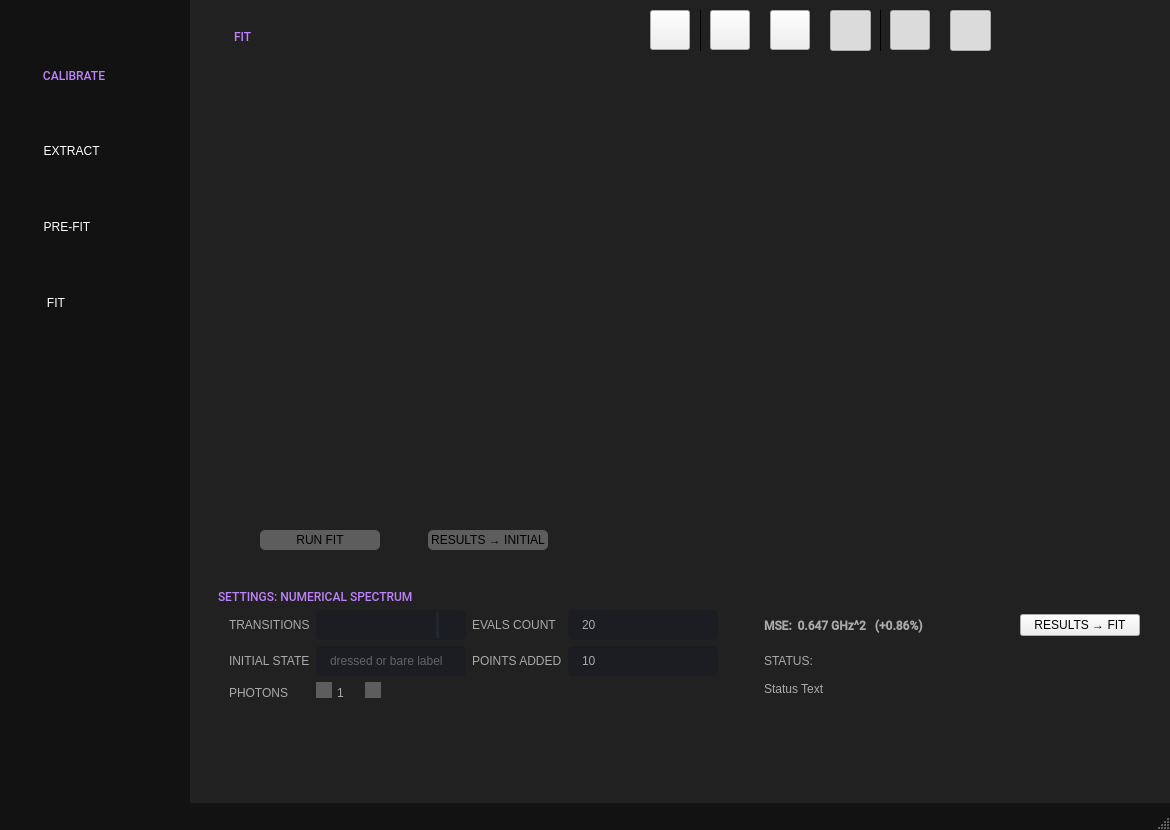
Before: the Qt Designer form resources/ui_window.ui in scqubits/qfit, drawn with Qt 5.
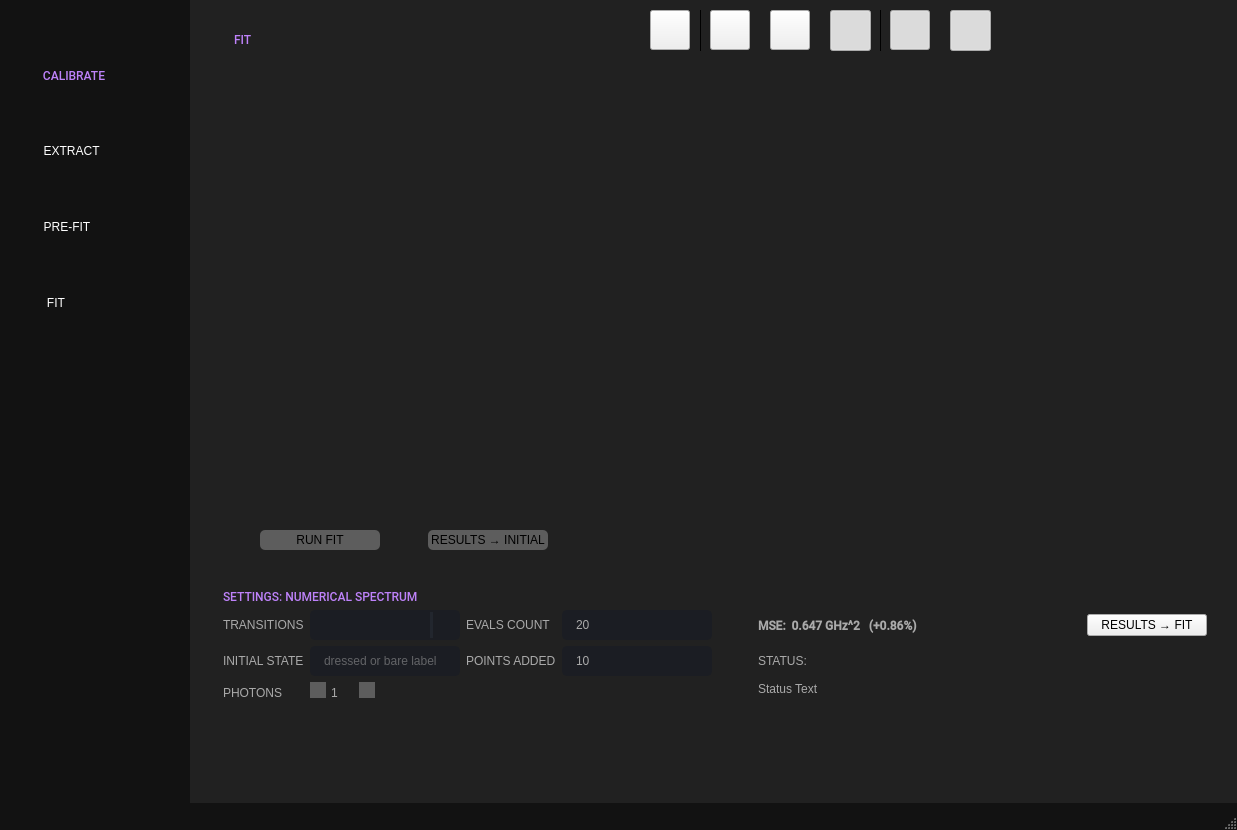
After: the same form once the commit is applied. The open tabs and pages were chosen to show the change. Icons and pictures are not drawn. Custom widgets are drawn as their Qt base class.

Commit message: Implemented question marks

```diff
--- a/resources/ui_window.ui
+++ b/resources/ui_window.ui
@@ -13,7 +13,7 @@
    <rect>
     <x>0</x>
     <y>0</y>
-    <width>1170</width>
+    <width>1237</width>
     <height>784</height>
    </rect>
   </property>
@@ -2988,39 +2988,110 @@
                <number>9</number>
               </property>
               <item>
-               <widget class="QLabel" name="label_7">
-                <property name="sizePolicy">
-                 <sizepolicy hsizetype="Preferred" vsizetype="Preferred">
-                  <horstretch>0</horstretch>
-                  <verstretch>0</verstretch>
-                 </sizepolicy>
-                </property>
-                <property name="font">
-                 <font>
-                  <family>Roboto Medium</family>
-                  <pointsize>11</pointsize>
-                  <weight>7</weight>
-                  <italic>false</italic>
-                  <bold>false</bold>
-                 </font>
-                </property>
-                <property name="styleSheet">
-                 <string notr="true">color: rgb(190, 130, 250);
+               <widget class="QWidget" name="fitTitleWidget" native="true">
+                <layout class="QHBoxLayout" name="horizontalLayout_5">
+                 <property name="spacing">
+                  <number>0</number>
+                 </property>
+                 <property name="leftMargin">
+                  <number>0</number>
+                 </property>
+                 <property name="topMargin">
+                  <number>0</number>
+                 </property>
+                 <property name="rightMargin">
+                  <number>0</number>
+                 </property>
+                 <property name="bottomMargin">
+                  <number>0</number>
+                 </property>
+                 <item>
+                  <widget class="QLabel" name="fitLabel">
+                   <property name="sizePolicy">
+                    <sizepolicy hsizetype="Preferred" vsizetype="Preferred">
+                     <horstretch>0</horstretch>
+                     <verstretch>0</verstretch>
+                    </sizepolicy>
+                   </property>
+                   <property name="minimumSize">
+                    <size>
+                     <width>0</width>
+                     <height>0</height>
+                    </size>
+                   </property>
+                   <property name="maximumSize">
+                    <size>
+                     <width>16777215</width>
+                     <height>16777215</height>
+                    </size>
+                   </property>
+                   <property name="font">
+                    <font>
+                     <family>Roboto Medium</family>
+                     <pointsize>11</pointsize>
+                     <italic>false</italic>
+                     <bold>false</bold>
+                    </font>
+                   </property>
+                   <property name="styleSheet">
+                    <string notr="true">color: rgb(190, 130, 250);
 font: 57 11pt &quot;Roboto Medium&quot;;
 </string>
-                </property>
-                <property name="frameShape">
-                 <enum>QFrame::NoFrame</enum>
-                </property>
-                <property name="text">
-                 <string>FIT</string>
-                </property>
-                <property name="alignment">
-                 <set>Qt::AlignLeading|Qt::AlignLeft|Qt::AlignTop</set>
-                </property>
-                <property name="margin">
-                 <number>3</number>
-                </property>
+                   </property>
+                   <property name="frameShape">
+                    <enum>QFrame::NoFrame</enum>
+                   </property>
+                   <property name="text">
+                    <string>FIT</string>
+                   </property>
+                   <property name="alignment">
+                    <set>Qt::AlignLeading|Qt::AlignLeft|Qt::AlignVCenter</set>
+                   </property>
+                   <property name="margin">
+                    <number>0</number>
+                   </property>
+                   <property name="indent">
+                    <number>0</number>
+                   </property>
+                  </widget>
+                 </item>
+                 <item>
+                  <widget class="QPushButton" name="fitHelpPushButton">
+                   <property name="styleSheet">
+                    <string notr="true">QPushButton {
+    border: none;
+    background: none;
+}</string>
+                   </property>
+                   <property name="text">
+                    <string/>
+                   </property>
+                   <property name="icon">
+                    <iconset resource="resources.qrc">
+                     <normaloff>:/icons/svg/question-circle.svg</normaloff>:/icons/svg/question-circle.svg</iconset>
+                   </property>
+                   <property name="iconSize">
+                    <size>
+                     <width>23</width>
+                     <height>23</height>
+                    </size>
+                   </property>
+                  </widget>
+                 </item>
+                 <item>
+                  <spacer name="horizontalSpacer_5">
+                   <property name="orientation">
+                    <enum>Qt::Horizontal</enum>
+                   </property>
+                   <property name="sizeHint" stdset="0">
+                    <size>
+                     <width>200</width>
+                     <height>20</height>
+                    </size>
+                   </property>
+                  </spacer>
+                 </item>
+                </layout>
                </widget>
               </item>
               <item>
@@ -3059,7 +3130,7 @@
                    <x>0</x>
                    <y>0</y>
                    <width>352</width>
-                   <height>379</height>
+                   <height>375</height>
                   </rect>
                  </property>
                  <layout class="QVBoxLayout" name="verticalLayout_4">
@@ -3807,55 +3878,10 @@
               <enum>QFrame::Raised</enum>
              </property>
              <layout class="QGridLayout" name="gridLayout_3">
-              <item row="1" column="0">
-               <spacer name="horizontalSpacer">
-                <property name="orientation">
-                 <enum>Qt::Horizontal</enum>
-                </property>
-                <property name="sizeType">
-                 <enum>QSizePolicy::Fixed</enum>
-                </property>
-                <property name="sizeHint" stdset="0">
-                 <size>
-                  <width>5</width>
-                  <height>20</height>
-                 </size>
-                </property>
-               </spacer>
-              </item>
+              <property name="spacing">
+               <number>-1</number>
+              </property>
               <item row="3" column="2">
-               <widget class="StateLineEdit" name="initStateLineEdit">
-                <property name="sizePolicy">
-                 <sizepolicy hsizetype="Preferred" vsizetype="Fixed">
-                  <horstretch>0</horstretch>
-                  <verstretch>0</verstretch>
-                 </sizepolicy>
-                </property>
-                <property name="minimumSize">
-                 <size>
-                  <width>150</width>
-                  <height>30</height>
-                 </size>
-                </property>
-                <property name="placeholderText">
-                 <string>dressed or bare label</string>
-                </property>
-               </widget>
-              </item>
-              <item row="1" column="3">
-               <widget class="QLabel" name="label_42">
-                <property name="sizePolicy">
-                 <sizepolicy hsizetype="Fixed" vsizetype="Preferred">
-                  <horstretch>0</horstretch>
-                  <verstretch>0</verstretch>
-                 </sizepolicy>
-                </property>
-                <property name="text">
-                 <string>EVALS COUNT</string>
-                </property>
-               </widget>
-              </item>
-              <item row="1" column="2">
                <widget class="QComboBox" name="subsysComboBox">
                 <property name="sizePolicy">
                  <sizepolicy hsizetype="Preferred" vsizetype="Fixed">
@@ -3871,7 +3897,7 @@
                 </property>
                </widget>
               </item>
-              <item row="1" column="9">
+              <item row="3" column="10">
                <spacer name="horizontalSpacer_8">
                 <property name="orientation">
                  <enum>Qt::Horizontal</enum>
@@ -3887,41 +3913,36 @@
                 </property>
                </spacer>
               </item>
-              <item row="1" column="1">
-               <widget class="QLabel" name="label_44">
-                <property name="sizePolicy">
-                 <sizepolicy hsizetype="Fixed" vsizetype="Preferred">
-                  <horstretch>0</horstretch>
-                  <verstretch>0</verstretch>
-                 </sizepolicy>
+              <item row="3" column="0">
+               <spacer name="horizontalSpacer">
+                <property name="orientation">
+                 <enum>Qt::Horizontal</enum>
                 </property>
-                <property name="text">
-                 <string>TRANSITIONS</string>
+                <property name="sizeType">
+                 <enum>QSizePolicy::Fixed</enum>
                 </property>
-               </widget>
+                <property name="sizeHint" stdset="0">
+                 <size>
+                  <width>5</width>
+                  <height>20</height>
+                 </size>
+                </property>
+               </spacer>
               </item>
-              <item row="1" column="8">
-               <widget class="QLabel" name="mseLabel">
-                <property name="sizePolicy">
-                 <sizepolicy hsizetype="Fixed" vsizetype="Preferred">
-                  <horstretch>0</horstretch>
-                  <verstretch>0</verstretch>
-                 </sizepolicy>
+              <item row="8" column="1">
+               <spacer name="verticalSpacer_5">
+                <property name="orientation">
+                 <enum>Qt::Vertical</enum>
                 </property>
-                <property name="font">
-                 <font>
-                  <family>Roboto Medium</family>
-                  <pointsize>9</pointsize>
-                  <weight>75</weight>
-                  <bold>true</bold>
-                 </font>
+                <property name="sizeHint" stdset="0">
+                 <size>
+                  <width>20</width>
+                  <height>5</height>
+                 </size>
                 </property>
-                <property name="text">
-                 <string>MSE:  0.647 GHz^2   (+0.86%)</string>
-                </property>
-               </widget>
+               </spacer>
               </item>
-              <item row="1" column="6">
+              <item row="3" column="6">
                <spacer name="horizontalSpacer_4">
                 <property name="orientation">
                  <enum>Qt::Horizontal</enum>
@@ -3937,7 +3958,26 @@
                 </property>
                </spacer>
               </item>
-              <item row="1" column="5">
+              <item row="5" column="2">
+               <widget class="StateLineEdit" name="initStateLineEdit">
+                <property name="sizePolicy">
+                 <sizepolicy hsizetype="Preferred" vsizetype="Fixed">
+                  <horstretch>0</horstretch>
+                  <verstretch>0</verstretch>
+                 </sizepolicy>
+                </property>
+                <property name="minimumSize">
+                 <size>
+                  <width>150</width>
+                  <height>30</height>
+                 </size>
+                </property>
+                <property name="placeholderText">
+                 <string>dressed or bare label</string>
+                </property>
+               </widget>
+              </item>
+              <item row="3" column="5">
                <widget class="IntLineEdit" name="evalsCountLineEdit">
                 <property name="sizePolicy">
                  <sizepolicy hsizetype="Preferred" vsizetype="Fixed">
@@ -3956,98 +3996,39 @@
                 </property>
                </widget>
               </item>
-              <item row="3" column="3">
-               <widget class="QLabel" name="label_43">
+              <item row="6" column="2">
+               <widget class="QSpinBox" name="prefitPhotonSpinBox">
                 <property name="sizePolicy">
-                 <sizepolicy hsizetype="Fixed" vsizetype="Preferred">
+                 <sizepolicy hsizetype="Fixed" vsizetype="Fixed">
                   <horstretch>0</horstretch>
                   <verstretch>0</verstretch>
                  </sizepolicy>
                 </property>
-                <property name="text">
-                 <string>POINTS ADDED</string>
-                </property>
-               </widget>
-              </item>
-              <item row="3" column="1">
-               <widget class="QLabel" name="label">
-                <property name="sizePolicy">
-                 <sizepolicy hsizetype="Fixed" vsizetype="Preferred">
-                  <horstretch>0</horstretch>
-                  <verstretch>0</verstretch>
-                 </sizepolicy>
-                </property>
-                <property name="text">
-                 <string>INITIAL STATE</string>
-                </property>
-               </widget>
-              </item>
-              <item row="6" column="1">
-               <spacer name="verticalSpacer_5">
-                <property name="orientation">
-                 <enum>Qt::Vertical</enum>
-                </property>
-                <property name="sizeHint" stdset="0">
+                <property name="minimumSize">
                  <size>
-                  <width>20</width>
-                  <height>5</height>
+                  <width>65</width>
+                  <height>20</height>
                  </size>
                 </property>
-               </spacer>
-              </item>
-              <item row="4" column="8" rowspan="2" colspan="5">
-               <widget class="QLabel" name="statusTextLabel">
-                <property name="text">
-                 <string>Status Text</string>
+                <property name="minimum">
+                 <number>1</number>
                 </property>
-                <property name="alignment">
-                 <set>Qt::AlignLeading|Qt::AlignLeft|Qt::AlignTop</set>
-                </property>
-                <property name="wordWrap">
-                 <bool>true</bool>
-                </property>
-                <property name="margin">
-                 <number>5</number>
-                </property>
                </widget>
               </item>
-              <item row="3" column="8">
-               <widget class="QLabel" name="label_46">
-                <property name="text">
-                 <string>STATUS:</string>
-                </property>
-               </widget>
-              </item>
-              <item row="0" column="0" colspan="3">
-               <widget class="QLabel" name="label_9">
+              <item row="3" column="1">
+               <widget class="QLabel" name="label_44">
                 <property name="sizePolicy">
-                 <sizepolicy hsizetype="Preferred" vsizetype="Fixed">
+                 <sizepolicy hsizetype="Fixed" vsizetype="Preferred">
                   <horstretch>0</horstretch>
                   <verstretch>0</verstretch>
                  </sizepolicy>
                 </property>
-                <property name="font">
-                 <font>
-                  <family>Roboto Medium</family>
-                  <pointsize>11</pointsize>
-                  <weight>7</weight>
-                  <italic>false</italic>
-                  <bold>false</bold>
-                 </font>
-                </property>
-                <property name="styleSheet">
-                 <string notr="true">color: rgb(190, 130, 250);
-font: 57 11pt &quot;Roboto Medium&quot;;</string>
-                </property>
                 <property name="text">
-                 <string>SETTINGS: NUMERICAL SPECTRUM</string>
-                </property>
-                <property name="alignment">
-                 <set>Qt::AlignLeading|Qt::AlignLeft|Qt::AlignTop</set>
+                 <string>TRANSITIONS</string>
                 </property>
                </widget>
               </item>
-              <item row="3" column="5">
+              <item row="5" column="5">
                <widget class="IntLineEdit" name="pointsAddLineEdit">
                 <property name="sizePolicy">
                  <sizepolicy hsizetype="Preferred" vsizetype="Fixed">
@@ -4069,7 +4050,36 @@
                 </property>
                </widget>
               </item>
-              <item row="1" column="10">
+              <item row="3" column="9">
+               <widget class="QPushButton" name="prefitResultHelpPushButton">
+                <property name="sizePolicy">
+                 <sizepolicy hsizetype="Preferred" vsizetype="Preferred">
+                  <horstretch>0</horstretch>
+                  <verstretch>0</verstretch>
+                 </sizepolicy>
+                </property>
+                <property name="styleSheet">
+                 <string notr="true">QPushButton {
+    border: none;
+    background: none;
+}</string>
+                </property>
+                <property name="text">
+                 <string/>
+                </property>
+                <property name="icon">
+                 <iconset resource="resources.qrc">
+                  <normaloff>:/icons/svg/question-circle.svg</normaloff>:/icons/svg/question-circle.svg</iconset>
+                </property>
+                <property name="iconSize">
+                 <size>
+                  <width>23</width>
+                  <height>23</height>
+                 </size>
+                </property>
+               </widget>
+              </item>
+              <item row="3" column="11">
                <widget class="QPushButton" name="exportToFitButton">
                 <property name="sizePolicy">
                  <sizepolicy hsizetype="Fixed" vsizetype="Fixed">
@@ -4091,32 +4101,167 @@
                 </property>
                </widget>
               </item>
-              <item row="4" column="1">
+              <item row="3" column="3">
+               <widget class="QLabel" name="label_42">
+                <property name="sizePolicy">
+                 <sizepolicy hsizetype="Fixed" vsizetype="Preferred">
+                  <horstretch>0</horstretch>
+                  <verstretch>0</verstretch>
+                 </sizepolicy>
+                </property>
+                <property name="text">
+                 <string>EVALS COUNT</string>
+                </property>
+               </widget>
+              </item>
+              <item row="5" column="3">
+               <widget class="QLabel" name="label_43">
+                <property name="sizePolicy">
+                 <sizepolicy hsizetype="Fixed" vsizetype="Preferred">
+                  <horstretch>0</horstretch>
+                  <verstretch>0</verstretch>
+                 </sizepolicy>
+                </property>
+                <property name="text">
+                 <string>POINTS ADDED</string>
+                </property>
+               </widget>
+              </item>
+              <item row="6" column="8" rowspan="2" colspan="6">
+               <widget class="QLabel" name="statusTextLabel">
+                <property name="text">
+                 <string>Status Text</string>
+                </property>
+                <property name="alignment">
+                 <set>Qt::AlignLeading|Qt::AlignLeft|Qt::AlignTop</set>
+                </property>
+                <property name="wordWrap">
+                 <bool>true</bool>
+                </property>
+                <property name="margin">
+                 <number>5</number>
+                </property>
+               </widget>
+              </item>
+              <item row="6" column="1">
                <widget class="QLabel" name="label_33">
                 <property name="text">
                  <string>PHOTONS</string>
                 </property>
                </widget>
               </item>
-              <item row="4" column="2">
-               <widget class="QSpinBox" name="prefitPhotonSpinBox">
+              <item row="5" column="8">
+               <widget class="QLabel" name="label_46">
+                <property name="text">
+                 <string>STATUS:</string>
+                </property>
+               </widget>
+              </item>
+              <item row="3" column="8">
+               <widget class="QLabel" name="mseLabel">
                 <property name="sizePolicy">
-                 <sizepolicy hsizetype="Fixed" vsizetype="Fixed">
+                 <sizepolicy hsizetype="Fixed" vsizetype="Preferred">
                   <horstretch>0</horstretch>
                   <verstretch>0</verstretch>
                  </sizepolicy>
                 </property>
-                <property name="minimumSize">
-                 <size>
-                  <width>65</width>
-                  <height>20</height>
-                 </size>
+                <property name="font">
+                 <font>
+                  <family>Roboto Medium</family>
+                  <pointsize>9</pointsize>
+                  <bold>true</bold>
+                 </font>
                 </property>
-                <property name="minimum">
-                 <number>1</number>
+                <property name="text">
+                 <string>MSE:  0.647 GHz^2   (+0.86%)</string>
                 </property>
                </widget>
               </item>
+              <item row="5" column="1">
+               <widget class="QLabel" name="label">
+                <property name="sizePolicy">
+                 <sizepolicy hsizetype="Fixed" vsizetype="Preferred">
+                  <horstretch>0</horstretch>
+                  <verstretch>0</verstretch>
+                 </sizepolicy>
+                </property>
+                <property name="text">
+                 <string>INITIAL STATE</string>
+                </property>
+               </widget>
+              </item>
+              <item row="0" column="1" colspan="2">
+               <widget class="QWidget" name="numericalSpectrumSettingsTitleWidget" native="true">
+                <layout class="QHBoxLayout" name="horizontalLayout_6">
+                 <property name="spacing">
+                  <number>0</number>
+                 </property>
+                 <property name="leftMargin">
+                  <number>0</number>
+                 </property>
+                 <property name="topMargin">
+                  <number>0</number>
+                 </property>
+                 <property name="rightMargin">
+                  <number>0</number>
+                 </property>
+                 <property name="bottomMargin">
+                  <number>0</number>
+                 </property>
+                 <item>
+                  <widget class="QLabel" name="numericalSpectrumSettingsLabel">
+                   <property name="sizePolicy">
+                    <sizepolicy hsizetype="Preferred" vsizetype="Fixed">
+                     <horstretch>0</horstretch>
+                     <verstretch>0</verstretch>
+                    </sizepolicy>
+                   </property>
+                   <property name="font">
+                    <font>
+                     <family>Roboto Medium</family>
+                     <pointsize>11</pointsize>
+                     <italic>false</italic>
+                     <bold>false</bold>
+                    </font>
+                   </property>
+                   <property name="styleSheet">
+                    <string notr="true">color: rgb(190, 130, 250);
+font: 57 11pt &quot;Roboto Medium&quot;;</string>
+                   </property>
+                   <property name="text">
+                    <string>SETTINGS: NUMERICAL SPECTRUM</string>
+                   </property>
+                   <property name="alignment">
+                    <set>Qt::AlignLeading|Qt::AlignLeft|Qt::AlignTop</set>
+                   </property>
+                  </widget>
+                 </item>
+                 <item>
+                  <widget class="QPushButton" name="numericalSpectrumSettingsHelpPushButton">
+                   <property name="styleSheet">
+                    <string notr="true">QPushButton {
+    border: none;
+    background: none;
+}</string>
+                   </property>
+                   <property name="text">
+                    <string/>
+                   </property>
+                   <property name="icon">
+                    <iconset resource="resources.qrc">
+                     <normaloff>:/icons/svg/question-circle.svg</normaloff>:/icons/svg/question-circle.svg</iconset>
+                   </property>
+                   <property name="iconSize">
+                    <size>
+                     <width>23</width>
+                     <height>23</height>
+                    </size>
+                   </property>
+                  </widget>
+                 </item>
+                </layout>
+               </widget>
+              </item>
              </layout>
             </widget>
            </item>
```
Left out of the diff: 212 changed lines with no effect on the pictures. The commit also changes 2 other files.
